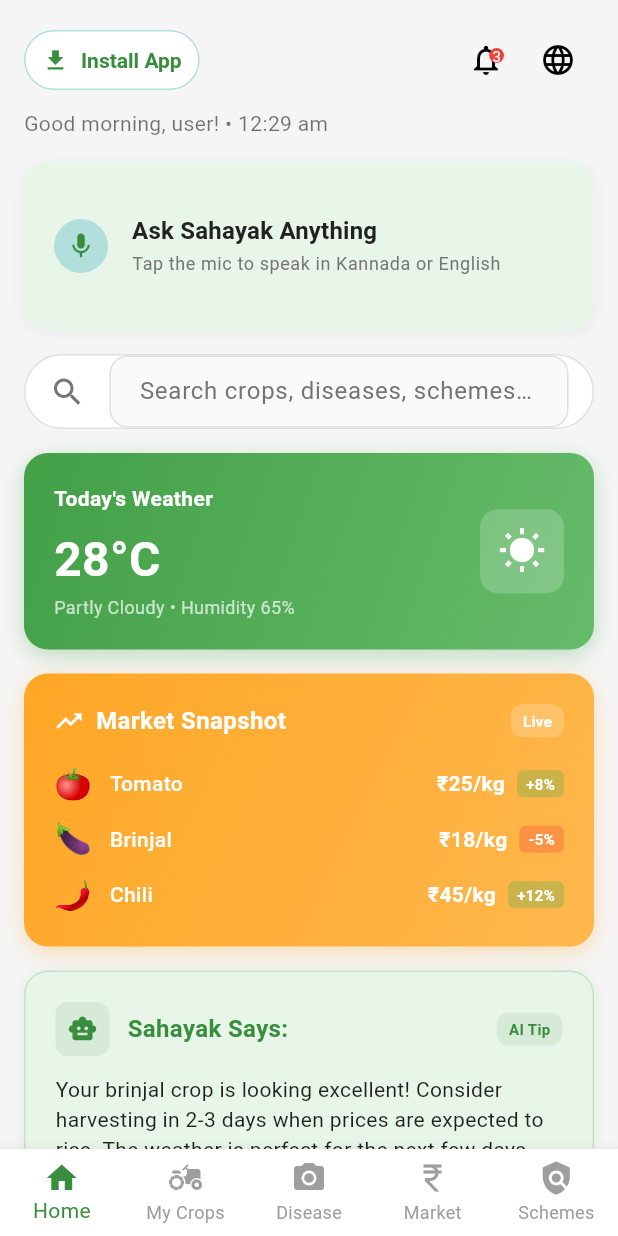
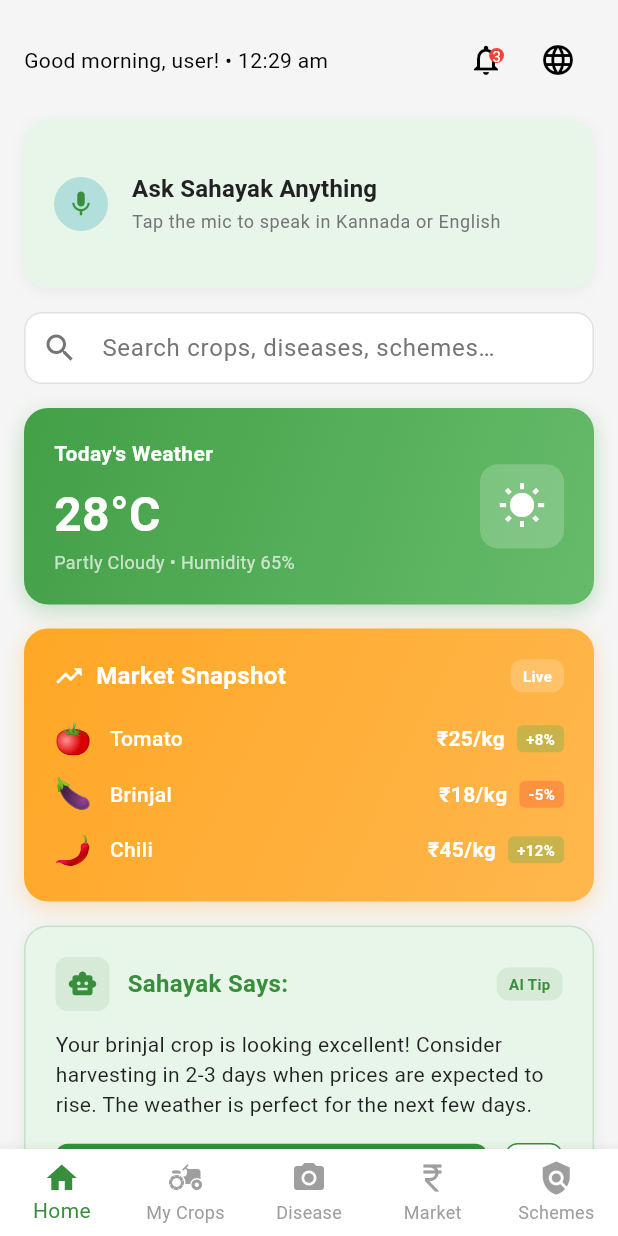
Before and after one commit to farma-sahayak/sahayak-app, a Flutter app: the screen it shows after launch, on a phone screen of 412 x 824 dp. Run offline on Flutter 3.47's test engine with Material 3 defaults, Android fonts, the phone set to English and light mode, and no system bars; our stand-ins replace equatable, flutter_bloc, image_picker, permission_handler, speech_to_text.

Commit message:
minor fixes

```diff
--- a/lib/main.dart
+++ b/lib/main.dart
@@ -134,23 +134,12 @@ class HomeTab extends StatelessWidget {
                 // App bar row
                 Row(
                   children: [
-                    ElevatedButton.icon(
-                      style: ElevatedButton.styleFrom(
-                        backgroundColor: Colors.white,
-                        foregroundColor: const Color(0xFF388E3C),
-                        shape: RoundedRectangleBorder(
-                          borderRadius: BorderRadius.circular(24),
-                        ),
-                        elevation: 0,
-                        side: const BorderSide(color: Color(0xFFB2DFDB)),
-                        padding: const EdgeInsets.symmetric(
-                          horizontal: 12,
-                          vertical: 4,
-                        ),
-                      ),
-                      icon: const Icon(Icons.download),
-                      label: const Text('Install App'),
-                      onPressed: () {},
+                    const SizedBox(height: AppConstants.smallPadding),
+                    Text(
+                      'Good morning, user! • 12:29 am',
+                      style: Theme.of(
+                        context,
+                      ).textTheme.bodyMedium?.copyWith(color: Colors.black),
                     ),
                     const Spacer(),
                     IconButton(
@@ -188,13 +177,6 @@ class HomeTab extends StatelessWidget {
                       onPressed: () {},
                     ),
                   ],
-                ),
-                const SizedBox(height: AppConstants.smallPadding),
-                Text(
-                  'Good morning, user! • 12:29 am',
-                  style: Theme.of(
-                    context,
-                  ).textTheme.bodyMedium?.copyWith(color: Colors.black54),
                 ),
                 const SizedBox(height: AppConstants.screenPadding),
                 // Ask Sahayak Anything
@@ -236,21 +218,20 @@ class HomeTab extends StatelessWidget {
                 ),
                 const SizedBox(height: AppConstants.screenPadding),
                 // Search bar
-                Container(
-                  decoration: BoxDecoration(
-                    color: Colors.white,
-                    borderRadius: BorderRadius.circular(32),
-                    border: Border.all(color: Colors.black12),
-                  ),
-                  padding: const EdgeInsets.symmetric(horizontal: 16),
-                  child: const TextField(
-                    decoration: InputDecoration(
-                      border: InputBorder.none,
-                      hintText: 'Search crops, diseases, schemes…',
-                      icon: Icon(Icons.search),
+                const TextField(
+                  decoration: InputDecoration(
+                    hintText: 'Search crops, diseases, schemes…',
+                    prefixIcon: Icon(Icons.search),
+                    filled: true,
+                    fillColor: Colors.white,
+                    contentPadding: EdgeInsets.symmetric(vertical: 0, horizontal: 16),
+                    border: OutlineInputBorder(
+                      borderRadius: BorderRadius.all(Radius.circular(32)),
+                      borderSide: BorderSide(color: Colors.black12),
                     ),
                   ),
                 ),
+
                 const SizedBox(height: 16),
                 // Weather card
                 Container(
```
Also changed, not shown: pubspec.yaml (+6 -6 lines), pubspec.lock, 4 other files.
